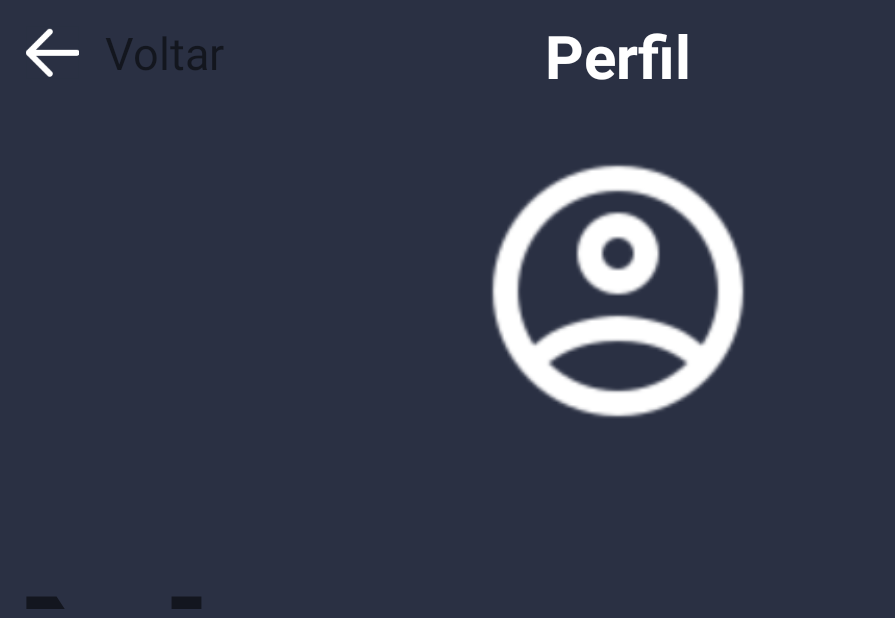
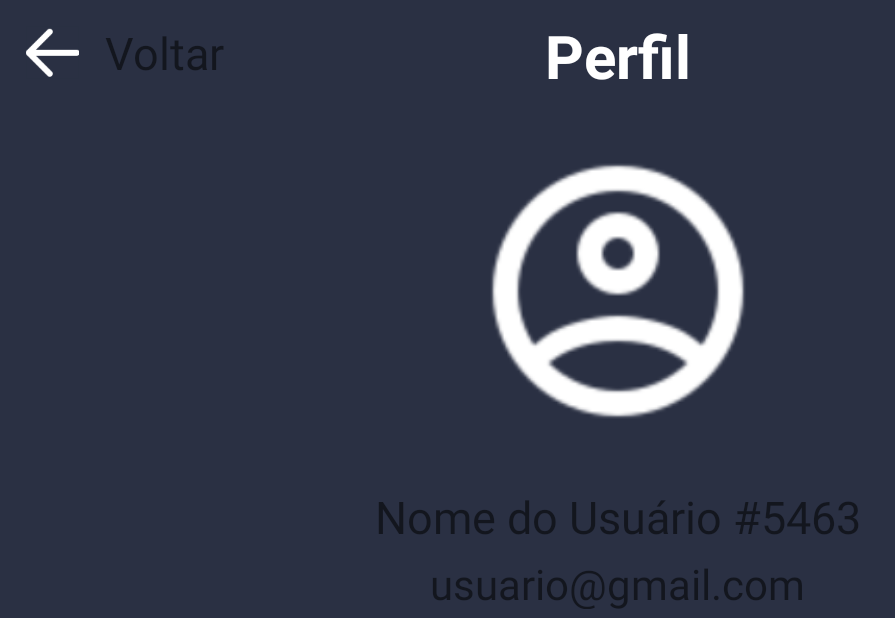
Before and after one commit to AmauryTavares/WatchRoom, an Android app: the ProfileScreenActivity screen opened directly, with no data from a screen before it, on a phone screen of 824 x 412 dp (held sideways). Shown: the whole screen, without its empty margins (0-895 px from the left). Run offline under Robolectric (Android 15) with nearby library versions, the phone set to English and light mode, and no system bars.

Commit message:
profile screen issues fixed

```diff
--- a/app/src/main/java/com/example/watchroom/CreateRoomScreenActivity.java
+++ b/app/src/main/java/com/example/watchroom/CreateRoomScreenActivity.java
@@ -28,7 +28,7 @@ public class CreateRoomScreenActivity extends Activity {
                 if(nameRoom.getText().toString().equals("") || passwordRoom.getText().toString().equals("") || privacyRoom.getText().toString().equals("")){
                     Toast.makeText(getApplicationContext(), "Preencha todos os campos!", Toast.LENGTH_SHORT).show();
                 }else{
-                    Room room = new Room(nameRoom.getText().toString(), "Admin", passwordRoom.getText().toString(), privacyRoom.getText().toString(), 1);
+                    Room room = new Room(nameRoom.getText().toString(), "Admin", privacyRoom.getText().toString(), passwordRoom.getText().toString(), 1);
                     repositorio.createRoom(room);
                     startActivity(new Intent(getApplicationContext(), MyRoomsScreenActivity.class));
                 }
--- a/app/src/main/java/com/example/watchroom/ProfileScreenActivity.java
+++ b/app/src/main/java/com/example/watchroom/ProfileScreenActivity.java
@@ -4,6 +4,8 @@ import android.app.Activity;
 import android.content.Intent;
 import android.os.Bundle;
 import android.view.View;
+import android.widget.Button;
+import android.widget.Toast;
 
 import androidx.annotation.Nullable;
 
@@ -12,6 +14,15 @@ public class ProfileScreenActivity extends Activity {
     public void onCreate(@Nullable Bundle savedInstanceState) {
         super.onCreate(savedInstanceState);
         setContentView(R.layout.profile_screen);
+
+        Button btn_signout = (Button) findViewById(R.id.btn_signout);
+
+        btn_signout.setOnClickListener(new View.OnClickListener() {
+            @Override
+            public void onClick(View v) {
+                startActivity(new Intent(getApplicationContext(), LoginScreenActivity.class));
+            }
+        });
     }
 
     public void Back(View view) {
--- a/app/src/main/res/layout/profile_screen.xml
+++ b/app/src/main/res/layout/profile_screen.xml
@@ -61,7 +61,7 @@
             android:layout_width="wrap_content"
             android:layout_height="wrap_content"
             android:text="Nome do Usuário #5463"
-            android:textSize="96pt" />
+            android:textSize="30dp" />
     </RelativeLayout>
 
     <RelativeLayout
@@ -73,7 +73,7 @@
             android:layout_width="wrap_content"
             android:layout_height="wrap_content"
             android:text="usuario@gmail.com"
-            android:textSize="92pt" />
+            android:textSize="28dp" />
     </RelativeLayout>
 
     <RelativeLayout
@@ -82,10 +82,11 @@
         android:layout_gravity="center"
         android:layout_marginTop="20dp">
         <Button
+            android:id="@+id/btn_signout"
             android:layout_width="200dp"
             android:layout_height="50dp"
             android:text="Sair"
             android:background="@color/button_red"
-            android:textSize="76pt" />
+            android:textSize="26dp" />
     </RelativeLayout>
 </LinearLayout>
```
